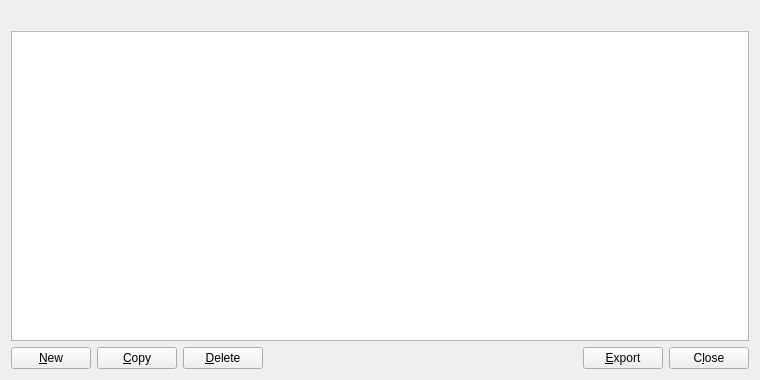
The window that src/qt/forms/addressbookpage.ui (thelonecrouton/bitcredit) describes before a commit, drawn with Qt 5.
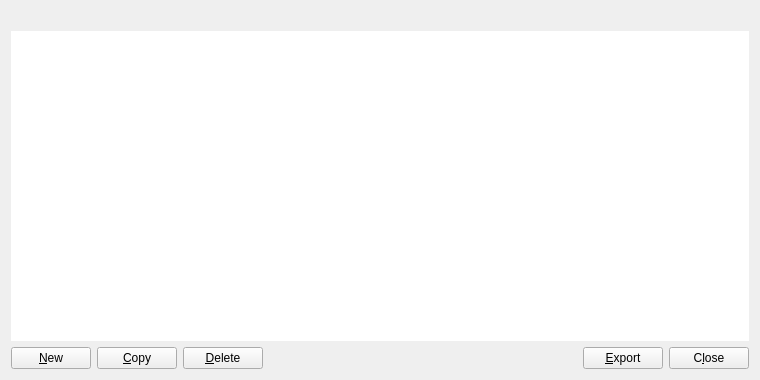
The same window after the commit. Icons and pictures are not drawn.

```diff
--- a/src/qt/forms/addressbookpage.ui
+++ b/src/qt/forms/addressbookpage.ui
@@ -29,6 +29,9 @@
      <property name="toolTip">
       <string>Double-click to edit address or label</string>
      </property>
+     <property name="frameShape">
+      <enum>QFrame::NoFrame</enum>
+     </property>
      <property name="tabKeyNavigation">
       <bool>false</bool>
      </property>
```
